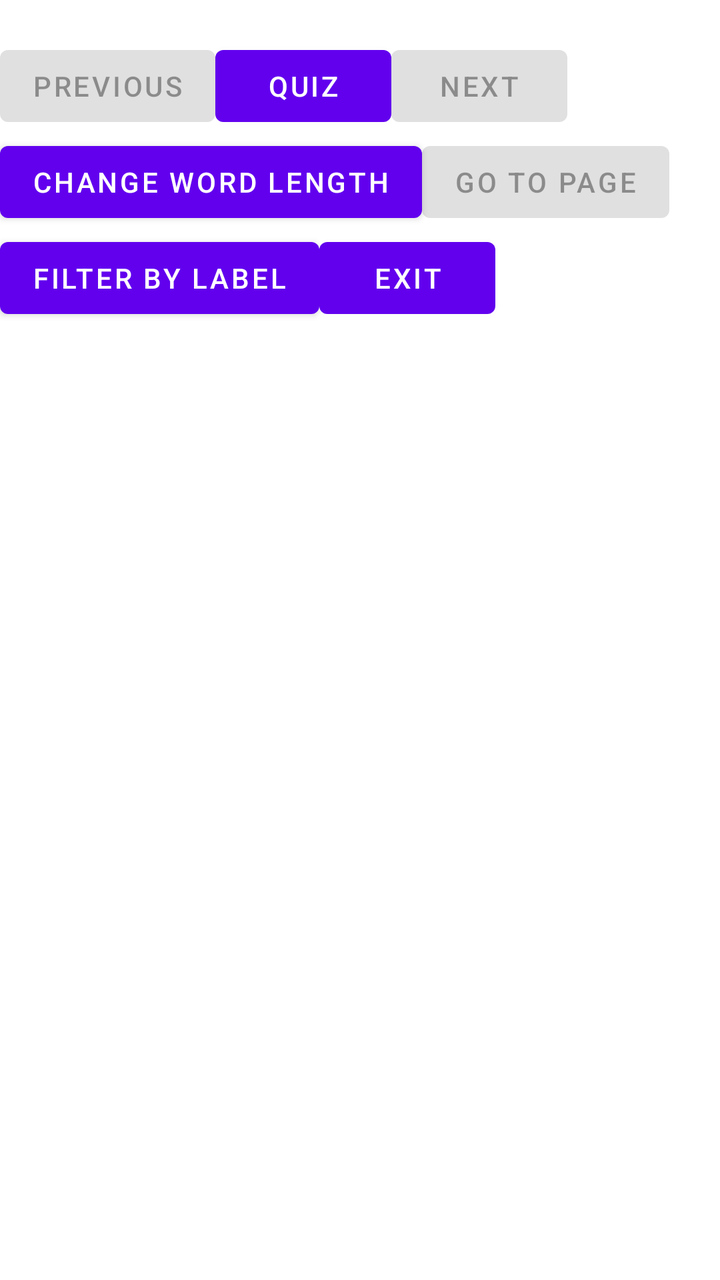
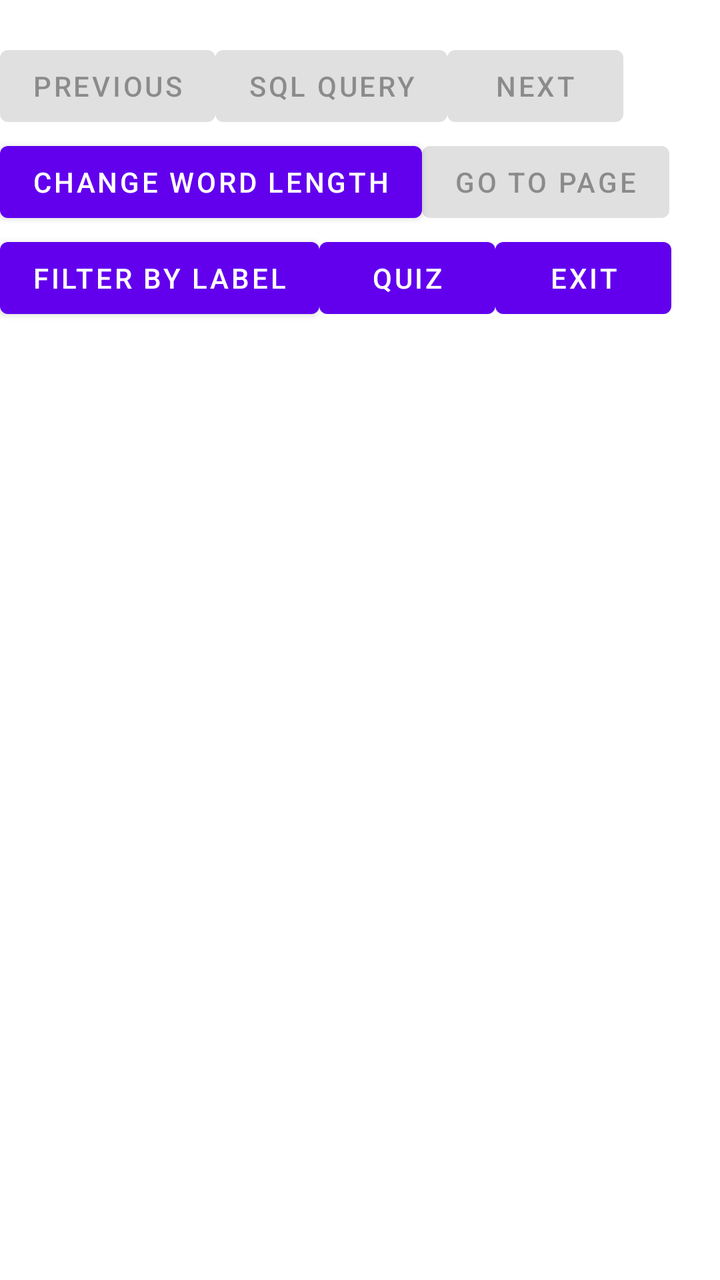

Screens rendered from an Android XML layout before and after an edit, with the pre-edit source and the edit as a unified diff.
<!-- AndroidManifest.xml: application theme Theme.Anagram -->
<!-- res/layout/report.xml -->
<?xml version="1.0" encoding="utf-8"?>
<RelativeLayout xmlns:android="http://schemas.android.com/apk/res/android"
    xmlns:tools="http://schemas.android.com/tools"
    android:layout_width="match_parent"
    android:layout_height="match_parent"
    tools:context=".MainActivity">
    <LinearLayout
        android:layout_width="match_parent"
        android:layout_height="wrap_content"
        android:orientation="vertical">
        <TextView
            android:layout_width="wrap_content"
            android:layout_height="wrap_content"
            android:textStyle="bold"
            android:id="@+id/textview6">
        </TextView>
        <LinearLayout
            android:layout_width="match_parent"
            android:layout_height="wrap_content"
            android:orientation="horizontal">
            <Button
                android:layout_width="wrap_content"
                android:layout_height="wrap_content"
                android:text="Previous"
                android:enabled="false"
                android:id="@+id/button6">
            </Button>
            <Button
                android:layout_width="wrap_content"
                android:layout_height="wrap_content"
                android:text="Quiz"
                android:id="@+id/button9">
            </Button>
            <Button
                android:layout_width="wrap_content"
                android:layout_height="wrap_content"
                android:text="Next"
                android:enabled="false"
                android:id="@+id/button7">
            </Button>
        </LinearLayout>
        <LinearLayout
            android:layout_width="match_parent"
            android:layout_height="wrap_content"
            android:orientation="horizontal">
            <Button
                android:layout_width="wrap_content"
                android:layout_height="wrap_content"
                android:text="Change Word Length"
                android:id="@+id/button8">
            </Button>
            <Button
                android:layout_width="wrap_content"
                android:layout_height="wrap_content"
                android:text="Go To Page"
                android:enabled="false"
                android:id="@+id/button31">
            </Button>
        </LinearLayout>
        <LinearLayout
            android:layout_width="match_parent"
            android:layout_height="wrap_content"
            android:orientation="horizontal">
            <Button
                android:layout_width="wrap_content"
                android:layout_height="wrap_content"
                android:text="Filter By Label"
                android:id="@+id/button13">
            </Button>
            <Button
                android:layout_width="wrap_content"
                android:layout_height="wrap_content"
                android:text="Exit"
                android:id="@+id/button29">
            </Button>
        </LinearLayout>
        <ScrollView
            android:layout_width="match_parent"
            android:layout_height="wrap_content">
            <TextView
                android:layout_width="match_parent"
                android:layout_height="wrap_content"
                android:id="@+id/textview7">
            </TextView>
        </ScrollView>
    </LinearLayout>
</RelativeLayout>
<!-- resources referenced by this layout -->
<resources>
  <style name="Theme.Anagram" parent="Theme.MaterialComponents.DayNight.DarkActionBar">
          
          <item name="colorPrimary">@color/purple_500</item>
          <item name="colorPrimaryVariant">@color/purple_700</item>
          <item name="colorOnPrimary">@color/white</item>
          
          <item name="colorSecondary">@color/teal_200</item>
          <item name="colorSecondaryVariant">@color/teal_700</item>
          <item name="colorOnSecondary">@color/black</item>
          
          <item name="android:statusBarColor" tools:targetApi="l">?attr/colorPrimaryVariant</item>
          
      </style>
  <color name="purple_500">#FF6200EE</color>
  <color name="purple_700">#FF3700B3</color>
  <color name="white">#FFFFFFFF</color>
  <color name="teal_200">#FF03DAC5</color>
  <color name="teal_700">#FF018786</color>
  <color name="black">#FF000000</color>
</resources>

<!-- the commit's change to res/layout/report.xml (unified diff, before → after) -->
@@ -28,8 +28,9 @@
             <Button
                 android:layout_width="wrap_content"
                 android:layout_height="wrap_content"
-                android:text="Quiz"
-                android:id="@+id/button9">
+                android:text="SQL Query"
+                android:enabled="false"
+                android:id="@+id/button39">
             </Button>
             <Button
                 android:layout_width="wrap_content"
@@ -70,6 +71,12 @@
             <Button
                 android:layout_width="wrap_content"
                 android:layout_height="wrap_content"
+                android:text="Quiz"
+                android:id="@+id/button9">
+            </Button>
+            <Button
+                android:layout_width="wrap_content"
+                android:layout_height="wrap_content"
                 android:text="Exit"
                 android:id="@+id/button29">
             </Button>
